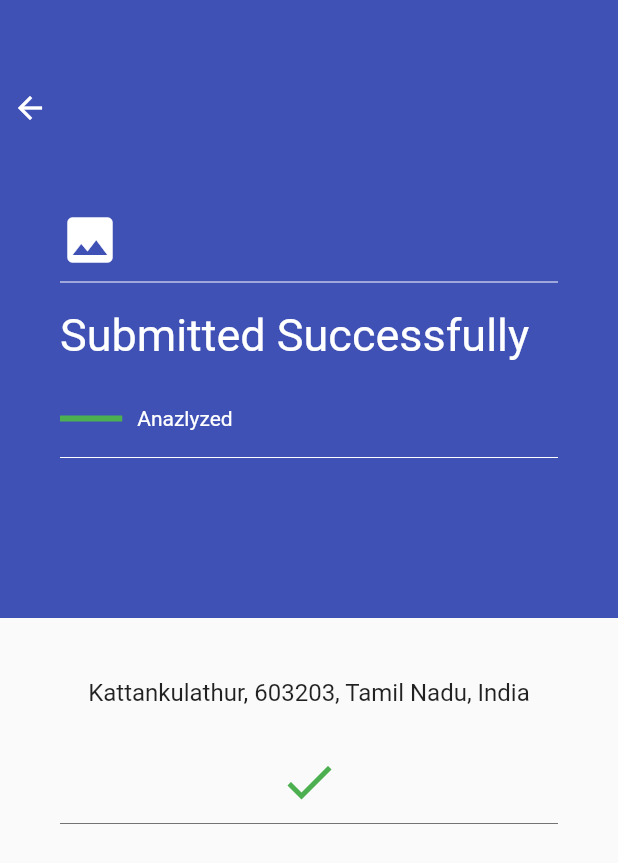
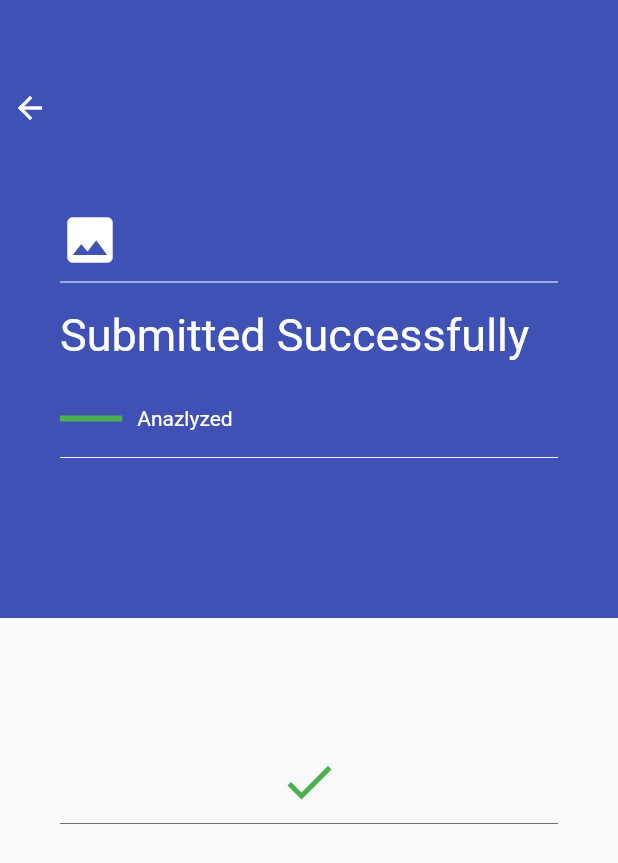
Before and after one commit to SachitMisra/Flutter-AI-ML-GarbageReporter, a Flutter app: the DetailPage screen opened directly, after a tap on "Submit", on a phone screen of 412 x 824 dp. Shown: the top 863 px of the screen. Run offline on Flutter 3.47's test engine with Material 2 defaults, Android fonts, the phone set to English and light mode, and no system bars; our stand-ins replace camera, dio, flutter_speed_dial, geolocator, image_picker and 1 more; missing offline and left inert: dart:ffi; network calls fail.

Commit message:
Update DetailPage.dart

```diff
--- a/lib/DetailPage.dart
+++ b/lib/DetailPage.dart
@@ -21,9 +21,9 @@ class DetailPage extends StatefulWidget {
 class _DetailPageState extends State<DetailPage> {
   _DetailPageState(Data data, PicData strd);
   final Geolocator geolocator = Geolocator()..forceAndroidLocationManager;
-  String locationmessage = "80.0466259,12.8247617",
-      addressmessage = "80.0466259,12.8247617",
-      address1message = "Kattankulathur, 603203, Tamil Nadu, India",
+  String locationmessage = "",
+      addressmessage = "",
+      address1message = "",
       s1;
   bool analyzed = true, uploaded = true, isvisible = true;
 
@@ -86,7 +86,7 @@ class _DetailPageState extends State<DetailPage> {
       respons,
     );
     print(afteresult.body);
-    if(afteresult.body.toString()=="Successfully registered!!")
+    if(afteresult.body.toString()=="Successfully registered")
     {
       setState(() {
         registered = "Your complaint has been successfully registered in our database";
@@ -301,7 +301,7 @@ class _DetailPageState extends State<DetailPage> {
             getlocation();
             getadress();
             setState(() {
-              url = "http://aryasekhar0704.pythonanywhere.com/post/" +
+              url = "" +
                   data.txcontroller.text +
                   "/" +
                   datetimestr +
```
